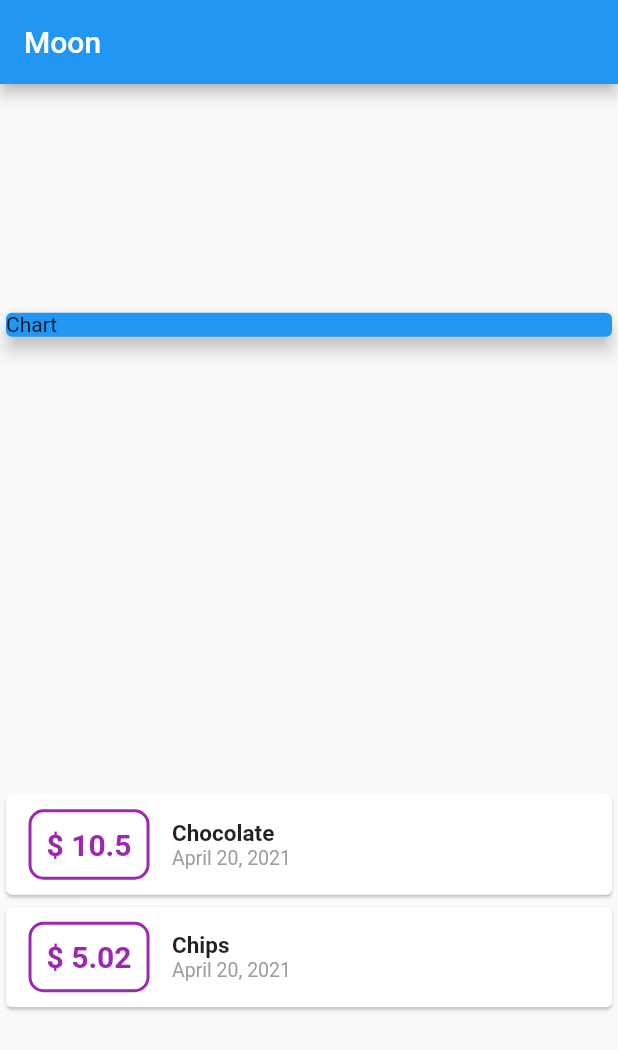
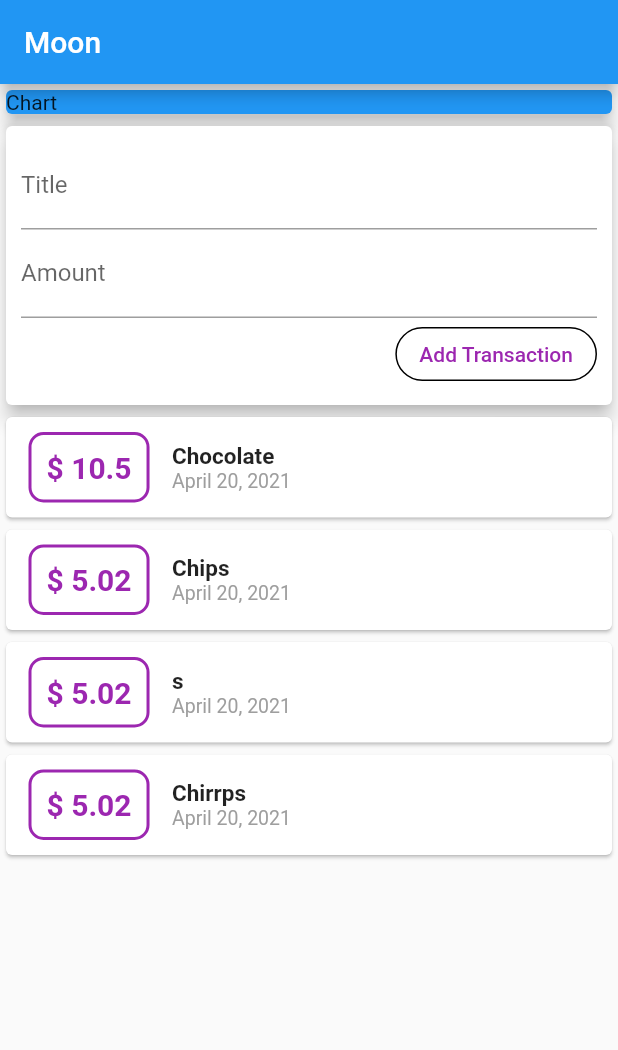
Before and after one commit to MohamedWSalah/ExpensesTracker-Flutter, a Flutter app: the screen it shows after launch, on a phone screen of 412 x 824 dp. Shown: the top 1050 px of the screen. Run offline on Flutter 3.47's test engine with Material 2 defaults, Android fonts, the phone set to English and light mode, and no system bars.

Commit message:
Add new Transaction widget & made a scrollable Tx list

```diff
--- a/lib/main.dart
+++ b/lib/main.dart
@@ -1,7 +1,6 @@
 import 'package:flutter/material.dart';
-import 'package:intl/intl.dart';
 
-import 'transaction.dart';
+import './widgets/user_transactions.dart';
 
 void main() {
   runApp(MyApp());
@@ -18,11 +17,11 @@ class MyApp extends StatelessWidget {
 }
 
 class MyHomePage extends StatelessWidget {
-  final List<Transaction> transactions = [
-    Transaction(
-        id: '1', title: 'Chocolate', amount: 10.5, date: DateTime.now()),
-    Transaction(id: '2', title: 'Chips', amount: 5.02, date: DateTime.now()),
-  ];
+  // String titleInput;
+  // String amountInput;
+
+  final titleController = TextEditingController();
+  final amountController = TextEditingController();
 
   @override
   Widget build(BuildContext context) {
@@ -30,57 +29,17 @@ class MyHomePage extends StatelessWidget {
         appBar: AppBar(
           title: Text('Moon'),
         ),
-        body: Column(
-          mainAxisAlignment: MainAxisAlignment.spaceAround,
+        body: SingleChildScrollView(
+          child: Column(
             children: <Widget>[
               Card(
                 color: Colors.blue,
                 child: Container(width: double.infinity, child: Text('Chart')),
                 elevation: 5,
               ),
-            Column(
-                children: transactions.map((e) {
-              return Card(
-                child: Row(
-                  children: <Widget>[
-                    Container(
-                      padding: EdgeInsets.all(10),
-                      margin:
-                          EdgeInsets.symmetric(vertical: 10, horizontal: 15),
-                      decoration: BoxDecoration(
-                        border: Border.all(
-                            width: 2,
-                            style: BorderStyle.solid,
-                            color: Colors.purple),
-                        borderRadius: BorderRadius.all(
-                          Radius.circular(10),
-                        ),
-                      ),
-                      child: Text(
-                        '\$ ${e.amount.toString()}',
-                        style: TextStyle(
-                            fontWeight: FontWeight.bold,
-                            fontSize: 20,
-                            color: Colors.purple),
-                      ),
-                    ),
-                    Column(
-                      crossAxisAlignment: CrossAxisAlignment.start,
-                      children: <Widget>[
-                        Text(
-                          e.title,
-                          style: TextStyle(
-                              fontWeight: FontWeight.bold, fontSize: 15),
-                        ),
-                        Text(DateFormat().add_yMMMMd().format(e.date),
-                            style: TextStyle(color: Colors.grey, fontSize: 13))
-                      ],
-                    )
+              UserTransactions()
             ],
           ),
-              );
-            }).toList())
-          ],
         ));
   }
 }
--- /dev/null
+++ b/lib/widgets/new_transaction.dart
@@ -0,0 +1,51 @@
+import 'package:flutter/material.dart';
+
+class NewTransaction extends StatelessWidget {
+  final titleController = TextEditingController();
+  final amountController = TextEditingController();
+  final Function addTx;
+
+  NewTransaction(this.addTx);
+
+  @override
+  Widget build(BuildContext context) {
+    return Container(
+      child: Card(
+        elevation: 5,
+        child: Container(
+          padding: EdgeInsets.all(10),
+          child: Column(
+            crossAxisAlignment: CrossAxisAlignment.end,
+            children: <Widget>[
+              TextField(
+                decoration: InputDecoration(labelText: 'Title'),
+                controller: titleController,
+                // onChanged: (value) {
+                //   titleInput = value;
+                // },
+              ),
+              TextField(
+                decoration: InputDecoration(labelText: 'Amount'),
+                controller: amountController,
+                // onChanged: (value) {
+                //   amountInput = value;
+                // },
+              ),
+              OutlineButton(
+                  borderSide: BorderSide(color: Colors.black),
+                  shape: StadiumBorder(),
+                  onPressed: () {
+                    addTx(titleController.text,
+                        double.parse(amountController.text));
+                  },
+                  child: Text(
+                    'Add Transaction',
+                    style: (TextStyle(color: Colors.purple)),
+                  ))
+            ],
+          ),
+        ),
+      ),
+    );
+  }
+}
--- /dev/null
+++ b/lib/widgets/transaction_list.dart
@@ -0,0 +1,53 @@
+import 'package:flutter/material.dart';
+import 'package:intl/intl.dart';
+
+import '../models/transaction.dart';
+
+class TransactionList extends StatelessWidget {
+  final List<Transaction> transactions;
+
+  TransactionList(this.transactions);
+
+  @override
+  Widget build(BuildContext context) {
+    return Container(
+        child: Column(
+            children: transactions.map((e) {
+      return Card(
+        child: Row(
+          children: <Widget>[
+            Container(
+              padding: EdgeInsets.all(10),
+              margin: EdgeInsets.symmetric(vertical: 10, horizontal: 15),
+              decoration: BoxDecoration(
+                border: Border.all(
+                    width: 2, style: BorderStyle.solid, color: Colors.purple),
+                borderRadius: BorderRadius.all(
+                  Radius.circular(10),
+                ),
+              ),
+              child: Text(
+                '\$ ${e.amount.toString()}',
+                style: TextStyle(
+                    fontWeight: FontWeight.bold,
+                    fontSize: 20,
+                    color: Colors.purple),
+              ),
+            ),
+            Column(
+              crossAxisAlignment: CrossAxisAlignment.start,
+              children: <Widget>[
+                Text(
+                  e.title,
+                  style: TextStyle(fontWeight: FontWeight.bold, fontSize: 15),
+                ),
+                Text(DateFormat().add_yMMMMd().format(e.date),
+                    style: TextStyle(color: Colors.grey, fontSize: 13))
+              ],
+            )
+          ],
+        ),
+      );
+    }).toList()));
+  }
+}
--- /dev/null
+++ b/lib/widgets/user_transactions.dart
@@ -0,0 +1,42 @@
+import 'package:flutter/material.dart';
+
+import '../models/transaction.dart';
+import 'new_transaction.dart';
+import 'transaction_list.dart';
+
+class UserTransactions extends StatefulWidget {
+  @override
+  _UserTransactionsState createState() => _UserTransactionsState();
+}
+
+class _UserTransactionsState extends State<UserTransactions> {
+  final List<Transaction> _userTransaction = [
+    Transaction(
+        id: '1', title: 'Chocolate', amount: 10.5, date: DateTime.now()),
+    Transaction(id: '2', title: 'Chips', amount: 5.02, date: DateTime.now()),
+    Transaction(id: '3', title: 's', amount: 5.02, date: DateTime.now()),
+    Transaction(id: '4', title: 'Chirrps', amount: 5.02, date: DateTime.now()),
+  ];
+
+  void _addNewTransaction(String txTitle, double txAmount) {
+    final newTx = Transaction(
+        title: txTitle,
+        amount: txAmount,
+        date: DateTime.now(),
+        id: DateTime.now().toString());
+
+    setState(() {
+      _userTransaction.add(newTx);
+    });
+  }
+
+  @override
+  Widget build(BuildContext context) {
+    return Column(
+      children: <Widget>[
+        NewTransaction(_addNewTransaction),
+        TransactionList(_userTransaction),
+      ],
+    );
+  }
+}
```
Also changed, not shown: lib/models/transaction.dart (renamed from lib/transaction.dart). Lines whose indentation alone changed are shown as unchanged.
